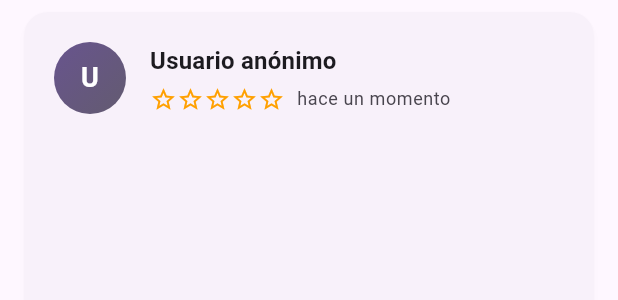
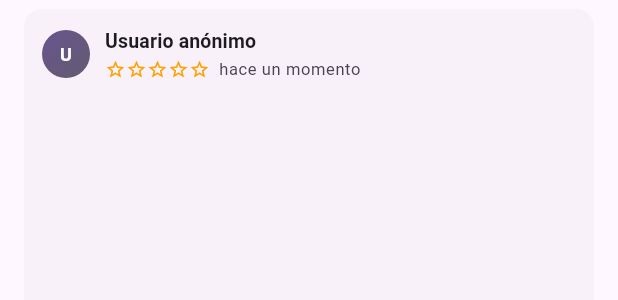
Before and after one commit to DeyvidL7/book3, a Flutter app: the ReviewCard widget shown alone on an empty page, opened directly with empty values, on a phone screen of 412 x 824 dp. Shown: the top 300 px of the screen. Run offline on Flutter 3.47's test engine with Material 3 defaults, Android fonts, the phone set to English and light mode, and no system bars; our stand-ins replace cached_network_image, cloud_firestore, dio, firebase_auth, firebase_core; accounts and stored records are empty; network calls fail.

Commit message:
Optimización de tamaño en ReviewCard - diseño más compacto

```diff
--- a/lib/widgets/review_card.dart
+++ b/lib/widgets/review_card.dart
@@ -22,55 +22,56 @@ class ReviewCard extends StatelessWidget {
     final colorScheme = theme.colorScheme;
 
     return Card(
-      margin: const EdgeInsets.symmetric(horizontal: 16, vertical: 8),
-      elevation: 2,
-      shadowColor: colorScheme.shadow.withOpacity(0.1),
+      margin: const EdgeInsets.symmetric(
+        horizontal: 16,
+        vertical: 6,
+      ), // Reducido de 8 a 6
+      elevation: 1, // Reducido de 2 a 1
+      shadowColor: colorScheme.shadow.withOpacity(0.05), // Reducido opacidad
       shape: RoundedRectangleBorder(
-        borderRadius: BorderRadius.circular(16),
+        borderRadius: BorderRadius.circular(12), // Reducido de 16 a 12
         side: BorderSide(
           color: isUserReview
-              ? colorScheme.primary.withOpacity(0.2)
+              ? colorScheme.primary.withOpacity(0.15) // Reducido opacidad
               : Colors.transparent,
-          width: 1,
+          width: 0.5, // Reducido de 1 a 0.5
         ),
       ),
       child: Padding(
-        padding: const EdgeInsets.all(20),
+        padding: const EdgeInsets.all(12), // Reducido de 20 a 12
         child: Column(
           crossAxisAlignment: CrossAxisAlignment.start,
           children: [
-            // Header con usuario y acciones
+            // Header compacto con usuario y acciones
             Row(
               children: [
-                // Avatar del usuario
+                // Avatar más pequeño
                 Container(
-                  width: 48,
-                  height: 48,
+                  width: 32, // Reducido de 48 a 32
+                  height: 32, // Reducido de 48 a 32
                   decoration: BoxDecoration(
                     gradient: LinearGradient(
-                      colors: [
-                        colorScheme.primary,
-                        colorScheme.secondary,
-                      ],
+                      colors: [colorScheme.primary, colorScheme.secondary],
                       begin: Alignment.topLeft,
                       end: Alignment.bottomRight,
                     ),
-                    borderRadius: BorderRadius.circular(24),
+                    borderRadius: BorderRadius.circular(
+                      16,
+                    ), // Reducido de 24 a 16
                   ),
                   child: Center(
                     child: Text(
                       _getUserInitials(review.userEmail),
                       style: TextStyle(
                         color: colorScheme.onPrimary,
-                        fontSize: 18,
+                        fontSize: 12, // Reducido de 18 a 12
                         fontWeight: FontWeight.bold,
                       ),
                     ),
                   ),
                 ),
-                const SizedBox(width: 16),
-
-                // Información del usuario
+                const SizedBox(width: 10), // Reducido de 16 a 10
+                // Información del usuario compacta
                 Expanded(
                   child: Column(
                     crossAxisAlignment: CrossAxisAlignment.start,
@@ -80,9 +81,11 @@ class ReviewCard extends StatelessWidget {
                           Expanded(
                             child: Text(
                               _getUserDisplayName(review.userEmail),
-                              style: theme.textTheme.titleMedium?.copyWith(
+                              style: theme.textTheme.titleSmall?.copyWith(
+                                // Cambiado de titleMedium a titleSmall
                                 fontWeight: FontWeight.w600,
                                 color: colorScheme.onSurface,
+                                fontSize: 13, // Añadido tamaño específico
                               ),
                               overflow: TextOverflow.ellipsis,
                             ),
@@ -90,17 +93,19 @@ class ReviewCard extends StatelessWidget {
                           if (isUserReview) ...[
                             Container(
                               padding: const EdgeInsets.symmetric(
-                                horizontal: 8,
-                                vertical: 4,
+                                horizontal: 6, // Reducido de 8 a 6
+                                vertical: 2, // Reducido de 4 a 2
                               ),
                               decoration: BoxDecoration(
                                 color: colorScheme.primaryContainer,
-                                borderRadius: BorderRadius.circular(12),
+                                borderRadius: BorderRadius.circular(
+                                  8,
+                                ), // Reducido de 12 a 8
                               ),
                               child: Text(
                                 'Tu reseña',
                                 style: TextStyle(
-                                  fontSize: 11,
+                                  fontSize: 9, // Reducido de 11 a 9
                                   fontWeight: FontWeight.w500,
                                   color: colorScheme.onPrimaryContainer,
                                 ),
@@ -109,18 +114,19 @@ class ReviewCard extends StatelessWidget {
                           ],
                         ],
                       ),
-                      const SizedBox(height: 4),
+                      const SizedBox(height: 2), // Reducido de 4 a 2
                       Row(
                         children: [
                           RatingStars(
                             rating: review.rating.toDouble(),
-                            size: 18,
+                            size: 14, // Reducido de 18 a 14
                           ),
-                          const SizedBox(width: 8),
+                          const SizedBox(width: 6), // Reducido de 8 a 6
                           Text(
                             _formatDate(review.createdAt),
                             style: theme.textTheme.bodySmall?.copyWith(
                               color: colorScheme.onSurfaceVariant,
+                              fontSize: 11, // Añadido tamaño específico
                             ),
                           ),
                         ],
@@ -129,15 +135,22 @@ class ReviewCard extends StatelessWidget {
                   ),
                 ),
 
-                // Menú de acciones para reseña del usuario
+                // Menú de acciones más compacto
                 if (isUserReview && (onEdit != null || onDelete != null))
-                  PopupMenuButton<String>(
+                  SizedBox(
+                    width: 32, // Tamaño fijo más pequeño
+                    height: 32,
+                    child: PopupMenuButton<String>(
+                      padding: EdgeInsets.zero,
                       icon: Icon(
                         Icons.more_vert,
                         color: colorScheme.onSurfaceVariant,
+                        size: 16, // Reducido de 20 a 16
                       ),
                       shape: RoundedRectangleBorder(
-                      borderRadius: BorderRadius.circular(12),
+                        borderRadius: BorderRadius.circular(
+                          8,
+                        ), // Reducido de 12 a 8
                       ),
                       onSelected: (value) {
                         if (value == 'edit' && onEdit != null) {
@@ -150,66 +163,94 @@ class ReviewCard extends StatelessWidget {
                         if (onEdit != null)
                           PopupMenuItem(
                             value: 'edit',
+                            height: 36, // Reducido altura
                             child: Row(
                               children: [
-                              Icon(Icons.edit, size: 20, color: colorScheme.primary),
-                              const SizedBox(width: 12),
-                              const Text('Editar'),
+                                Icon(
+                                  Icons.edit,
+                                  size: 16,
+                                  color: colorScheme.primary,
+                                ), // Reducido de 20 a 16
+                                const SizedBox(width: 8), // Reducido de 12 a 8
+                                const Text(
+                                  'Editar',
+                                  style: TextStyle(fontSize: 13),
+                                ), // Reducido tamaño
                               ],
                             ),
                           ),
                         if (onDelete != null)
                           PopupMenuItem(
                             value: 'delete',
+                            height: 36, // Reducido altura
                             child: Row(
                               children: [
-                              Icon(Icons.delete, size: 20, color: colorScheme.error),
-                              const SizedBox(width: 12),
-                              const Text('Eliminar'),
+                                Icon(
+                                  Icons.delete,
+                                  size: 16,
+                                  color: colorScheme.error,
+                                ), // Reducido de 20 a 16
+                                const SizedBox(width: 8), // Reducido de 12 a 8
+                                const Text(
+                                  'Eliminar',
+                                  style: TextStyle(fontSize: 13),
+                                ), // Reducido tamaño
                               ],
                             ),
                           ),
                       ],
                     ),
+                  ),
               ],
             ),
 
-            // Comentario de la reseña
+            // Comentario de la reseña más compacto
             if (review.comment != null && review.comment!.isNotEmpty) ...[
-              const SizedBox(height: 16),
+              const SizedBox(height: 8), // Reducido de 16 a 8
               Container(
                 width: double.infinity,
-                padding: const EdgeInsets.all(16),
+                padding: const EdgeInsets.all(10), // Reducido de 16 a 10
                 decoration: BoxDecoration(
-                  color: colorScheme.surfaceVariant.withOpacity(0.3),
-                  borderRadius: BorderRadius.circular(12),
+                  color: colorScheme.surfaceVariant.withOpacity(
+                    0.2,
+                  ), // Reducido opacidad
+                  borderRadius: BorderRadius.circular(8), // Reducido de 12 a 8
                 ),
                 child: Text(
                   review.comment!,
-                  style: theme.textTheme.bodyLarge?.copyWith(
-                    height: 1.5,
+                  style: theme.textTheme.bodyMedium?.copyWith(
+                    // Cambiado de bodyLarge a bodyMedium
+                    height: 1.3, // Reducido de 1.5 a 1.3
                     color: colorScheme.onSurface,
+                    fontSize: 13, // Añadido tamaño específico
                   ),
+                  maxLines: 3, // Limitar líneas para mantener compacto
+                  overflow: TextOverflow.ellipsis,
                 ),
               ),
             ],
 
-            // Indicador de edición
+            // Indicador de edición más compacto
             if (review.updatedAt != review.createdAt) ...[
-              const SizedBox(height: 12),
+              const SizedBox(height: 6), // Reducido de 12 a 6
               Row(
                 children: [
                   Icon(
                     Icons.edit,
-                    size: 14,
-                    color: colorScheme.onSurfaceVariant.withOpacity(0.7),
+                    size: 10, // Reducido de 14 a 10
+                    color: colorScheme.onSurfaceVariant.withOpacity(
+                      0.6,
+                    ), // Reducido opacidad
                   ),
-                  const SizedBox(width: 4),
+                  const SizedBox(width: 3), // Reducido de 4 a 3
                   Text(
                     'Editado ${_formatDate(review.updatedAt)}',
                     style: theme.textTheme.bodySmall?.copyWith(
-                      color: colorScheme.onSurfaceVariant.withOpacity(0.8),
+                      color: colorScheme.onSurfaceVariant.withOpacity(
+                        0.7,
+                      ), // Reducido opacidad
                       fontStyle: FontStyle.italic,
+                      fontSize: 10, // Añadido tamaño específico
                     ),
                   ),
                 ],
@@ -259,9 +300,11 @@ class ReviewCard extends StatelessWidget {
     final formattedName = namePart
         .replaceAll(RegExp(r'[._]'), ' ')
         .split(' ')
-        .map((word) => word.isNotEmpty
+        .map(
+          (word) => word.isNotEmpty
               ? '${word[0].toUpperCase()}${word.substring(1).toLowerCase()}'
-            : '')
+              : '',
+        )
         .join(' ');
 
     return formattedName.isNotEmpty ? formattedName : 'Usuario';
```
Lines whose indentation alone changed are shown as unchanged.
